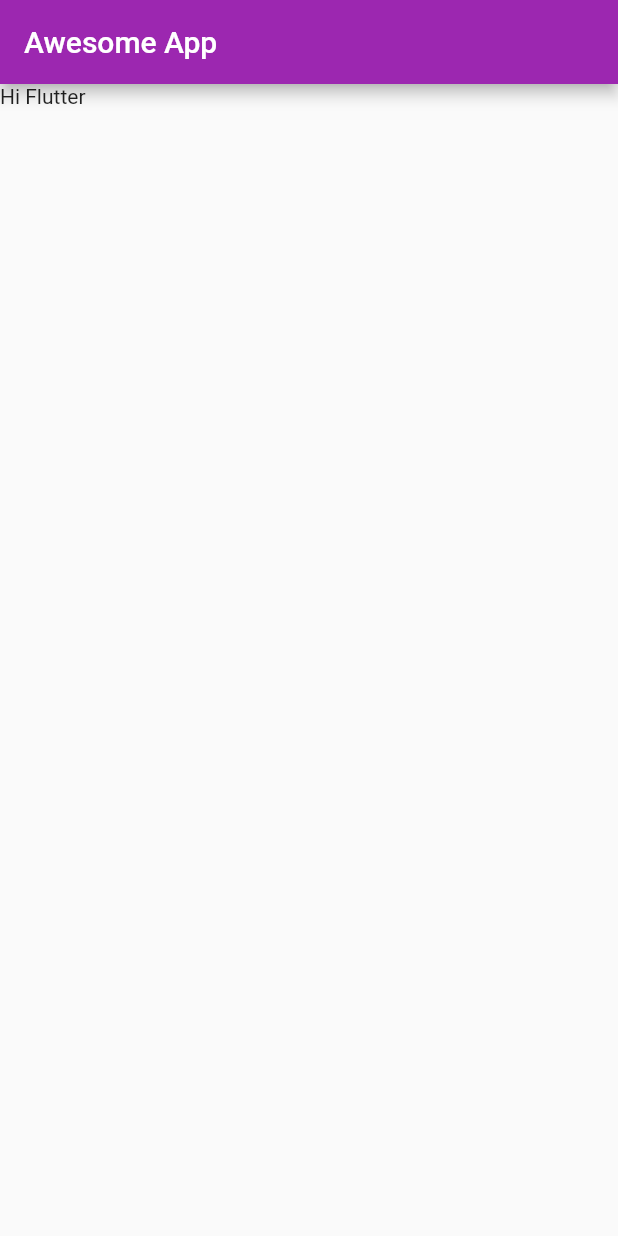
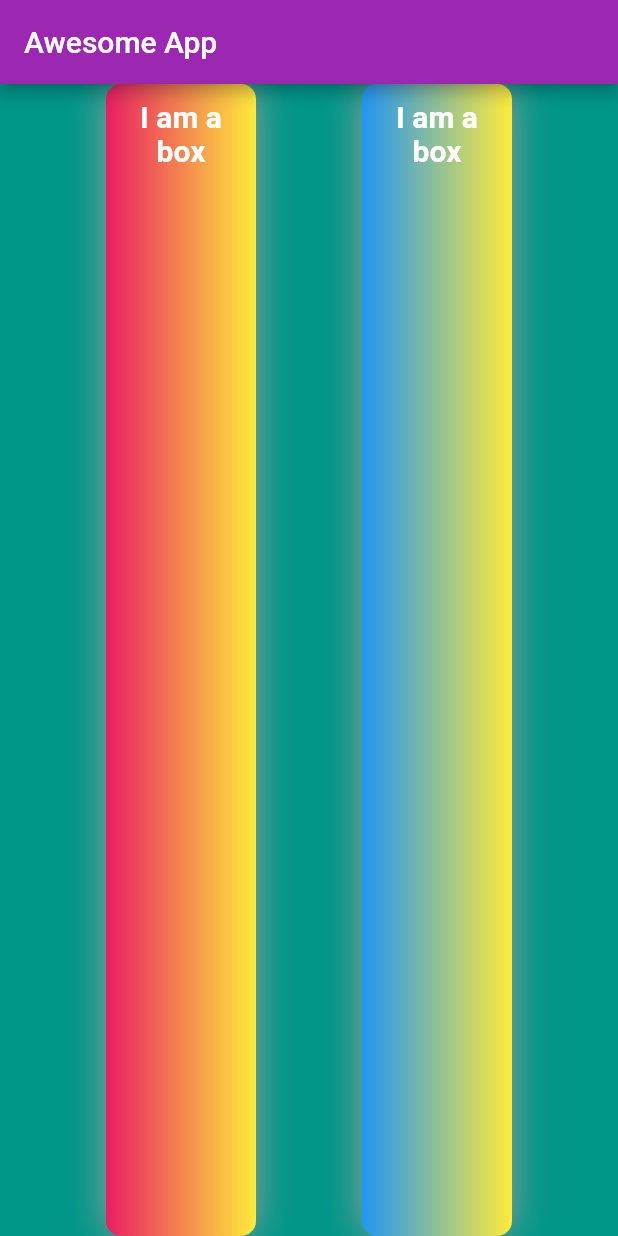
Before and after one commit to optimus789/Flutter-new-app, a Flutter app: the screen it shows after launch, on a phone screen of 412 x 824 dp. Run offline on Flutter 3.47's test engine with Material 2 defaults, Android fonts, the phone set to English and light mode, and no system bars.

Commit message:
Update main.dart

```diff
--- a/newapp/lib/main.dart
+++ b/newapp/lib/main.dart
@@ -13,8 +13,67 @@ class HomePage extends StatelessWidget {
   @override
   Widget build(BuildContext context) {
     return Scaffold(
-      appBar: AppBar(title: Text("Awesome App")),
-      body: Container(child: Text("Hi Flutter")),
-    );
+        appBar: AppBar(title: Text("Awesome App")),
+        body: Container(
+            width: 500,
+            color: Colors.teal,
+            child: Row(
+              mainAxisAlignment: MainAxisAlignment.spaceEvenly,
+              crossAxisAlignment: CrossAxisAlignment.stretch,
+              children: [
+                Container(
+                  padding: const EdgeInsets.all(10),
+                  height: 100,
+                  width: 100,
+                  clipBehavior: Clip.antiAlias,
+                  alignment: Alignment.topLeft,
+                  decoration: BoxDecoration(
+                      color: Colors.red,
+                      borderRadius: BorderRadius.circular(10),
+                      gradient:
+                          LinearGradient(colors: [Colors.pink, Colors.yellow]),
+                      boxShadow: [
+                        BoxShadow(
+                          color: Colors.grey,
+                          blurRadius: 21,
+                        )
+                      ]),
+                  child: Text(
+                    "I am a box",
+                    textAlign: TextAlign.center,
+                    style: TextStyle(
+                        fontSize: 20,
+                        color: Colors.white,
+                        fontWeight: FontWeight.bold),
+                  ),
+                ),
+                Container(
+                  padding: const EdgeInsets.all(10),
+                  height: 100,
+                  width: 100,
+                  clipBehavior: Clip.antiAlias,
+                  alignment: Alignment.topLeft,
+                  decoration: BoxDecoration(
+                      color: Colors.red,
+                      borderRadius: BorderRadius.circular(10),
+                      gradient:
+                          LinearGradient(colors: [Colors.blue, Colors.yellow]),
+                      boxShadow: [
+                        BoxShadow(
+                          color: Colors.grey,
+                          blurRadius: 21,
+                        )
+                      ]),
+                  child: Text(
+                    "I am a box",
+                    textAlign: TextAlign.center,
+                    style: TextStyle(
+                        fontSize: 20,
+                        color: Colors.white,
+                        fontWeight: FontWeight.bold),
+                  ),
+                ),
+              ],
+            )));
   }
 }
```
